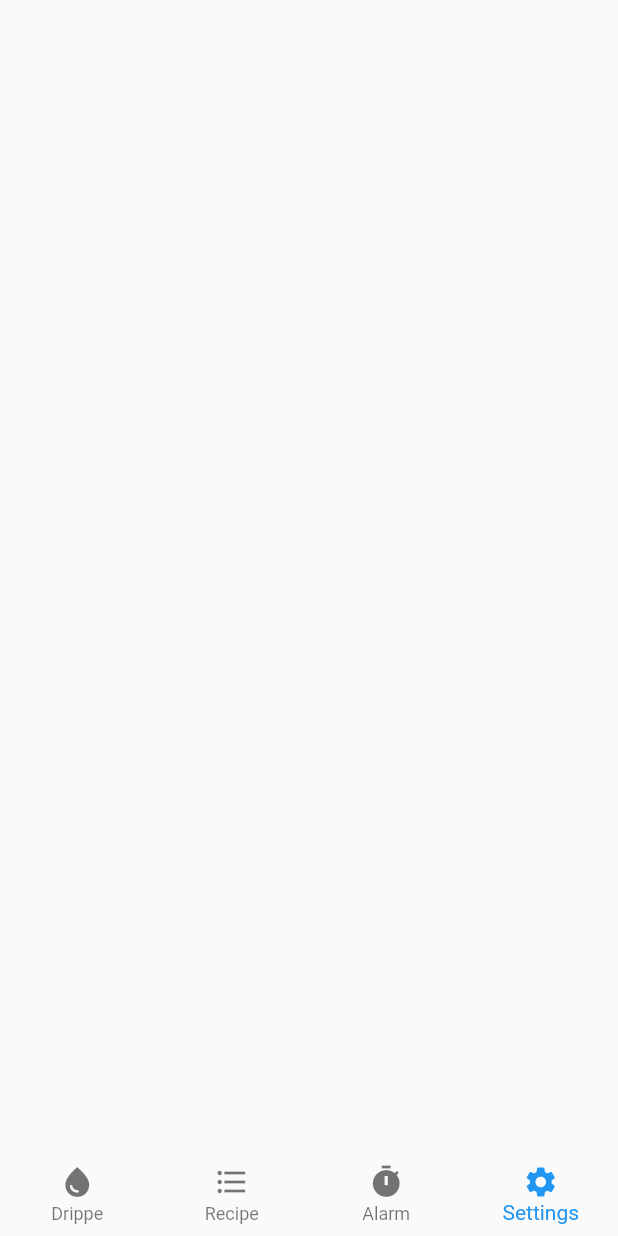
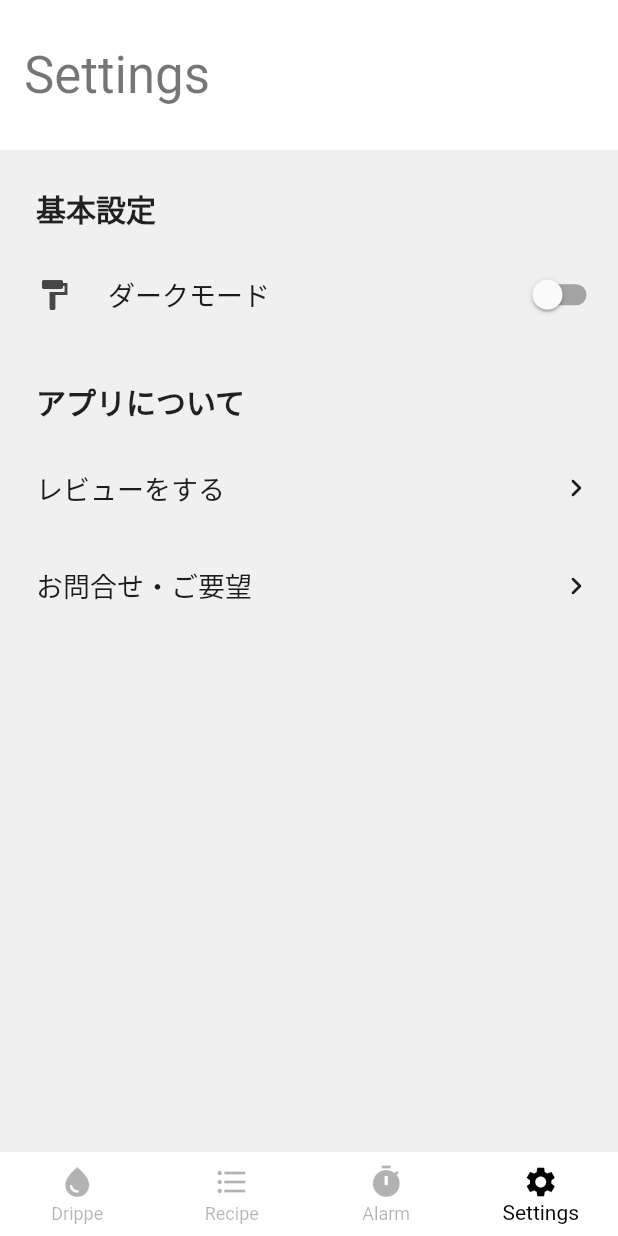
Before and after one commit to uddystyle/drippe_android, a Flutter app: the screen it shows after launch, item 4 of the bottom bar chosen, on a phone screen of 412 x 824 dp. Run offline on Flutter 3.47's test engine with Material 2 defaults, Android fonts, the phone set to English and light mode, and no system bars; drawn by our look-alikes of settings_ui; our stand-ins replace audioplayers, flutter_hooks, flutter_slidable, freezed_annotation, hooks_riverpod, shared_preferences and 1 more; accounts and stored records are empty.

Commit message:
Added settings theme

```diff
--- /dev/null
+++ b/lib/Themes/dark_theme_data.dart
@@ -0,0 +1,16 @@
+import 'package:flutter/material.dart';
+
+final ThemeData darkThemeData = ThemeData.from(
+  colorScheme: const ColorScheme.dark(
+    primary: Colors.white,
+    surface: Colors.black,
+    secondary: Colors.white,
+  ),
+  textTheme: const TextTheme(
+    titleLarge: TextStyle(fontWeight: FontWeight.bold),
+  ),
+  // useMaterial3: true,
+).copyWith(
+  toggleableActiveColor: Colors.white,
+  unselectedWidgetColor: Colors.white.withOpacity(0.3),
+);
--- /dev/null
+++ b/lib/Themes/light_theme_data.dart
@@ -0,0 +1,15 @@
+import 'package:flutter/material.dart';
+
+final ThemeData lightThemeData = ThemeData.from(
+  colorScheme: ColorScheme.light(
+    primary: Colors.white,
+    secondary: Colors.black,
+  ),
+  textTheme: const TextTheme(
+    titleLarge: TextStyle(fontWeight: FontWeight.bold),
+  ),
+  // useMaterial3: true,
+).copyWith(
+  toggleableActiveColor: Colors.black,
+  unselectedWidgetColor: Colors.black.withOpacity(0.3),
+);
--- a/lib/main.dart
+++ b/lib/main.dart
@@ -1,23 +1,41 @@
+import 'package:drippe/Themes/dark_theme_data.dart';
+import 'package:drippe/Themes/light_theme_data.dart';
+import 'package:drippe/viewModels/theme_view_model.dart';
 import 'package:drippe/views/home_screen.dart';
 import 'package:flutter/material.dart';
 import 'package:hooks_riverpod/hooks_riverpod.dart';
+import 'package:shared_preferences/shared_preferences.dart';
 
-void main() {
+void main() async {
+  WidgetsFlutterBinding.ensureInitialized();
+
+  final SharedPreferences prefs = await SharedPreferences.getInstance();
+
   runApp(
-    const ProviderScope(
-      child: MyApp(),
+    ProviderScope(
+      overrides: [
+        sharedPreferencesProvider.overrideWithValue(prefs),
+      ],
+      child: const MyApp(),
     ),
   );
 }
 
 class MyApp extends ConsumerWidget {
   const MyApp({Key? key}) : super(key: key);
+  final Widget _myHomePage = const HomeScreen();
 
   @override
   Widget build(BuildContext context, WidgetRef ref) {
-    return const MaterialApp(
+    final themeMode = ref.watch(themeModeProvider);
+    final bool isDarkMode = ref.watch(appThemeProvider).getTheme();
+
+    return MaterialApp(
       debugShowCheckedModeBanner: false,
-      home: HomeScreen(),
+      theme: isDarkMode ? darkThemeData : lightThemeData,
+      darkTheme: darkThemeData,
+      themeMode: themeMode,
+      home: _myHomePage,
     );
   }
 }
--- a/lib/viewModels/drippe_view_model.dart
+++ b/lib/viewModels/drippe_view_model.dart
@@ -1,5 +1,6 @@
 import 'package:flutter/material.dart';
 import 'package:hooks_riverpod/hooks_riverpod.dart';
+import 'package:shared_preferences/shared_preferences.dart';
 
 final drippeViewModelProvider =
     ChangeNotifierProvider((ref) => DrippeViewModel());
@@ -23,4 +24,9 @@ class DrippeViewModel extends ChangeNotifier {
     index = selectedIndex;
     notifyListeners();
   }
+
+  Future<void> save(key, text) async {
+    final prefs = await SharedPreferences.getInstance();
+    await prefs.setString(key, text);
+  }
 }
--- /dev/null
+++ b/lib/viewModels/theme_view_model.dart
@@ -0,0 +1,27 @@
+import 'package:flutter/material.dart';
+import 'package:hooks_riverpod/hooks_riverpod.dart';
+import 'package:shared_preferences/shared_preferences.dart';
+
+final themeModeProvider = StateProvider<ThemeMode>((ref) => ThemeMode.system);
+
+final sharedPreferencesProvider = Provider<SharedPreferences>((_) {
+  return throw UnimplementedError();
+});
+
+final appThemeProvider = ChangeNotifierProvider((ref) {
+  return AppTheme(ref.watch(sharedPreferencesProvider));
+});
+
+class AppTheme extends ChangeNotifier {
+  AppTheme(this._prefs);
+
+  final SharedPreferences _prefs;
+
+  bool getTheme() => _prefs.getBool('isDarkMode') ?? false;
+
+  void setTheme(bool isDarkMode) {
+    _prefs.setBool('isDarkMode', isDarkMode);
+
+    notifyListeners();
+  }
+}
--- a/lib/views/setting_screen.dart
+++ b/lib/views/setting_screen.dart
@@ -1,9 +1,69 @@
+import 'package:drippe/viewModels/theme_view_model.dart';
 import 'package:flutter/material.dart';
 import 'package:hooks_riverpod/hooks_riverpod.dart';
+import 'package:settings_ui/settings_ui.dart';
 
-class SettingScreen extends HookConsumerWidget {
+class SettingScreen extends ConsumerStatefulWidget {
+  const SettingScreen({Key? key}) : super(key: key);
+
   @override
-  Widget build(BuildContext context, WidgetRef ref) {
-    return Scaffold();
+  ConsumerState<SettingScreen> createState() => _SettingScreenState();
+}
+
+class _SettingScreenState extends ConsumerState<SettingScreen> {
+  bool darkIsOn = false;
+
+  @override
+  Widget build(BuildContext context) {
+    final bool isDarkMode = ref.watch(appThemeProvider).getTheme();
+    return Scaffold(
+      appBar: AppBar(
+        title: Text(
+          "Settings",
+          style: Theme.of(context).textTheme.headline4,
+        ),
+        toolbarHeight: 100.0,
+        elevation: 0,
+      ),
+      body: SettingsList(
+        sections: [
+          SettingsSection(
+            title: Text(
+              '基本設定',
+              style: Theme.of(context).textTheme.titleLarge,
+            ),
+            tiles: <SettingsTile>[
+              SettingsTile.switchTile(
+                onToggle: (value) {
+                  ref.read(appThemeProvider.notifier).setTheme(!isDarkMode);
+                },
+                activeSwitchColor: Colors.orange,
+                initialValue: isDarkMode,
+                leading: const Icon(Icons.format_paint),
+                title: const Text('ダークモード'),
+              ),
+            ],
+          ),
+          SettingsSection(
+            title: Text(
+              'アプリについて',
+              style: Theme.of(context).textTheme.titleLarge,
+            ),
+            tiles: <SettingsTile>[
+              SettingsTile.navigation(
+                trailing: const Icon(Icons.keyboard_arrow_right_rounded),
+                title: const Text('レビューをする'),
+                onPressed: (context) {},
+              ),
+              SettingsTile.navigation(
+                trailing: const Icon(Icons.keyboard_arrow_right_rounded),
+                title: const Text('お問合せ・ご要望'),
+                onPressed: (context) {},
+              ),
+            ],
+          ),
+        ],
+      ),
+    );
   }
 }
--- a/pubspec.yaml
+++ b/pubspec.yaml
@@ -36,6 +36,9 @@ dependencies:
   flutter_hooks:
   hooks_riverpod:
   state_notifier:
+
+  shared_preferences:
+  settings_ui:
 
   audioplayers: ^0.20.1
 
```
Also changed, not shown: lib/views/drippe_screen.dart (+12 -2 lines), pubspec.lock, 1 other file.
